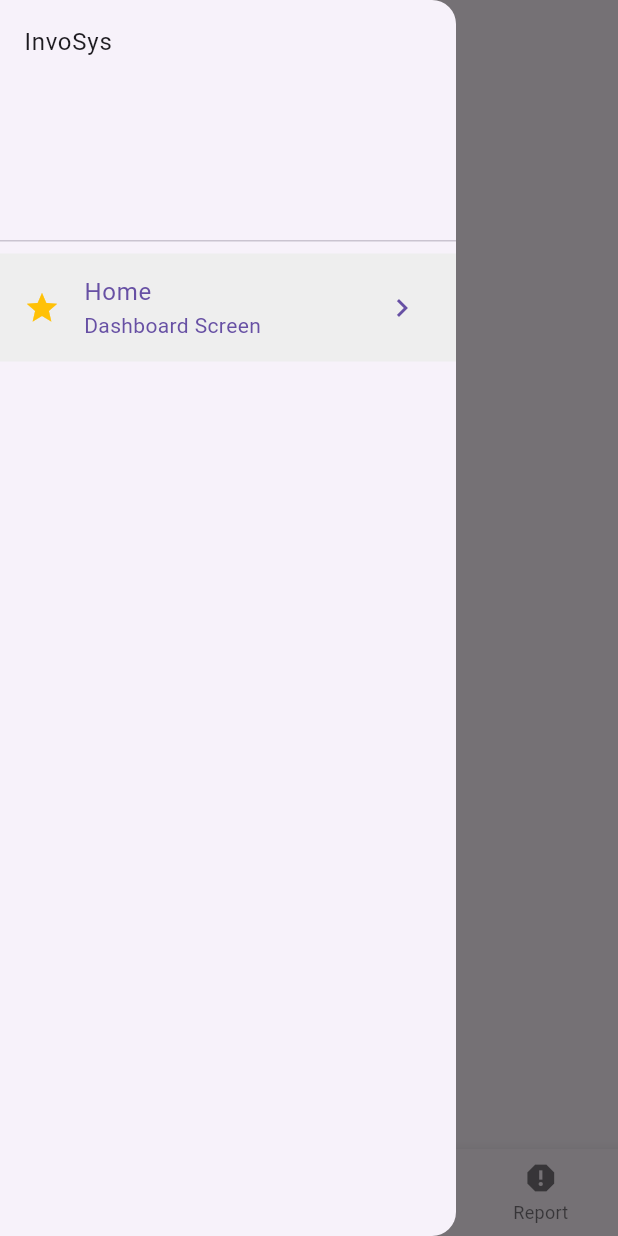
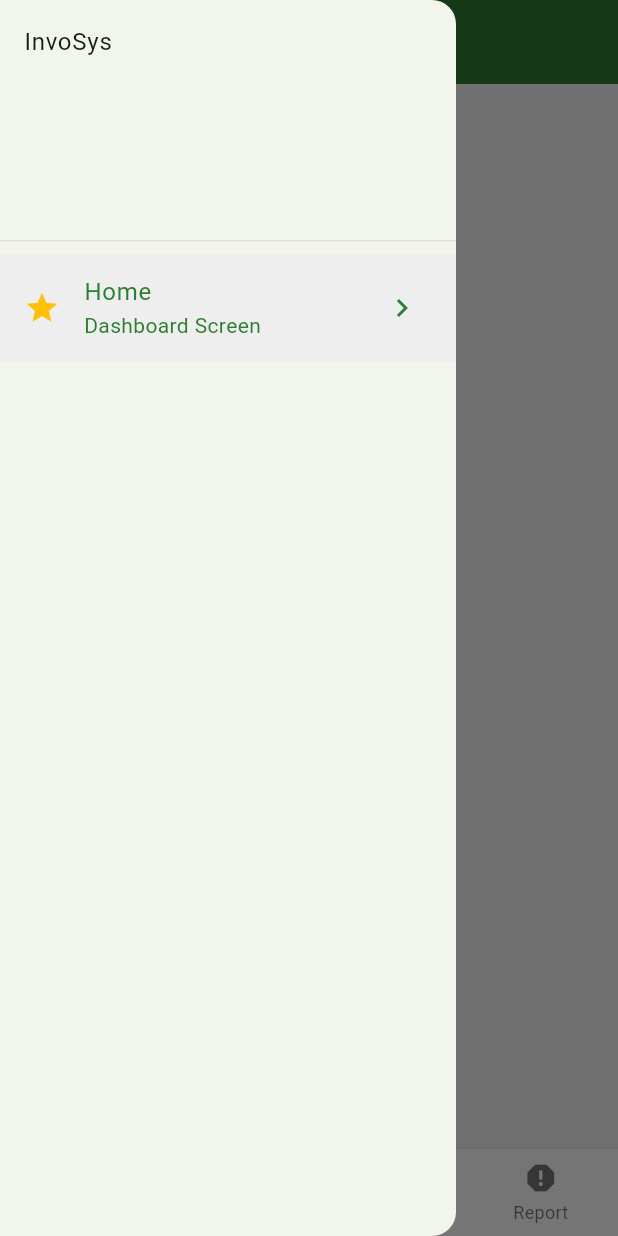
Before and after one commit to mehedienf/AmarDokan-flutter-project-for-university-course, a Flutter app: the screen it shows after launch, with the side drawer open, on a phone screen of 412 x 824 dp. Run offline on Flutter 3.47's test engine with Material 3 defaults, Android fonts, the phone set to English and light mode, and no system bars; our stand-ins replace firebase_core; accounts and stored records are empty.

Commit message:
feat: add app theme system with light and dark mode support. App Theme & Color Scheme (Material 3)

```diff
--- /dev/null
+++ b/lib/core/constants/app_colors.dart
@@ -0,0 +1,36 @@
+import 'package:flutter/material.dart';
+
+/// App এর সব colors এখানে define করা আছে
+/// একই জায়গায় থাকলে পরে color change করা সহজ হয়
+class AppColors {
+  AppColors._(); // Private constructor — এই class এর object create করা যাবে না
+
+  // Primary Brand Color (Amar Dokan এর main color)
+  static const Color primary = Color(0xFF2E7D32); // গাঢ় সবুজ — ব্যবসায়িক trust বোঝায়
+  static const Color primaryLight = Color(0xFF60AD5E);
+  static const Color primaryDark = Color(0xFF005005);
+
+  // Secondary Color (Accent)
+  static const Color secondary = Color(0xFFFF6F00); // কমলা — call-to-action buttons
+  static const Color secondaryLight = Color(0xFFFFA040);
+  static const Color secondaryDark = Color(0xFFC43E00);
+
+  // Status Colors
+  static const Color success = Color(0xFF4CAF50); // সবুজ — successful sale
+  static const Color warning = Color(0xFFFF9800); // কমলা — low stock warning
+  static const Color error = Color(0xFFE53935); // লাল — error messages
+  static const Color info = Color(0xFF2196F3); // নীল — info messages
+
+  // Neutral Colors (Background ও text এর জন্য)
+  static const Color background = Color(0xFFF5F5F5); // হালকা ধূসর background
+  static const Color surface = Color(0xFFFFFFFF); // Card এর background
+  static const Color textPrimary = Color(0xFF212121); // প্রধান text
+  static const Color textSecondary = Color(0xFF757575); // গৌণ text
+  static const Color divider = Color(0xFFE0E0E0); // Divider line
+
+  // Dashboard specific colors
+  static const Color salesCard = Color(0xFF1976D2); // Sales card color
+  static const Color profitCard = Color(0xFF388E3C); // Profit card color
+  static const Color stockCard = Color(0xFFF57C00); // Stock card color
+  static const Color lowStockCard = Color(0xFFD32F2F); // Low stock alert color
+}
--- /dev/null
+++ b/lib/core/theme/app_theme.dart
@@ -0,0 +1,158 @@
+import 'package:flutter/material.dart';
+import 'package:amar_dokan/core/constants/app_colors.dart';
+
+/// App এর Light ও Dark theme এখানে define করা আছে
+/// Material 3 (Material You) ব্যবহার করছি
+class AppTheme {
+  AppTheme._();
+
+  /// Light Theme
+  static ThemeData get lightTheme {
+    return ThemeData(
+      useMaterial3: true,
+      brightness: Brightness.light,
+
+      // Color Scheme — Material 3 এর নতুন system
+      colorScheme: ColorScheme.fromSeed(
+        seedColor: AppColors.primary,
+        brightness: Brightness.light,
+        primary: AppColors.primary,
+        secondary: AppColors.secondary,
+        error: AppColors.error,
+        surface: AppColors.surface,
+      ),
+
+      // AppBar Theme
+      appBarTheme: const AppBarTheme(
+        backgroundColor: AppColors.primary,
+        foregroundColor: Colors.white,
+        elevation: 0,
+        centerTitle: true,
+        titleTextStyle: TextStyle(
+          fontSize: 18,
+          fontWeight: FontWeight.w600,
+          color: Colors.white,
+        ),
+      ),
+
+      // Card Theme
+      cardTheme: CardThemeData(
+        elevation: 2,
+        shape: RoundedRectangleBorder(
+          borderRadius: BorderRadius.circular(12),
+        ),
+        color: AppColors.surface,
+      ),
+
+      // Elevated Button Theme
+      elevatedButtonTheme: ElevatedButtonThemeData(
+        style: ElevatedButton.styleFrom(
+          backgroundColor: AppColors.primary,
+          foregroundColor: Colors.white,
+          padding: const EdgeInsets.symmetric(horizontal: 24, vertical: 12),
+          shape: RoundedRectangleBorder(
+            borderRadius: BorderRadius.circular(8),
+          ),
+          textStyle: const TextStyle(
+            fontSize: 14,
+            fontWeight: FontWeight.w600,
+          ),
+        ),
+      ),
+
+      // Text Button Theme
+      textButtonTheme: TextButtonThemeData(
+        style: TextButton.styleFrom(
+          foregroundColor: AppColors.primary,
+          textStyle: const TextStyle(
+            fontSize: 14,
+            fontWeight: FontWeight.w600,
+          ),
+        ),
+      ),
+
+      // Input Field Theme
+      inputDecorationTheme: InputDecorationTheme(
+        filled: true,
+        fillColor: Colors.white,
+        contentPadding: const EdgeInsets.symmetric(horizontal: 16, vertical: 14),
+        border: OutlineInputBorder(
+          borderRadius: BorderRadius.circular(8),
+          borderSide: const BorderSide(color: AppColors.divider),
+        ),
+        enabledBorder: OutlineInputBorder(
+          borderRadius: BorderRadius.circular(8),
+          borderSide: const BorderSide(color: AppColors.divider),
+        ),
+        focusedBorder: OutlineInputBorder(
+          borderRadius: BorderRadius.circular(8),
+          borderSide: const BorderSide(color: AppColors.primary, width: 2),
+        ),
+        errorBorder: OutlineInputBorder(
+          borderRadius: BorderRadius.circular(8),
+          borderSide: const BorderSide(color: AppColors.error),
+        ),
+        labelStyle: const TextStyle(color: AppColors.textSecondary),
+      ),
+
+      // Bottom Navigation Bar Theme
+      bottomNavigationBarTheme: const BottomNavigationBarThemeData(
+        backgroundColor: AppColors.surface,
+        selectedItemColor: AppColors.primary,
+        unselectedItemColor: AppColors.textSecondary,
+        type: BottomNavigationBarType.fixed,
+        elevation: 8,
+      ),
+
+      // Divider Theme
+      dividerTheme: const DividerThemeData(
+        color: AppColors.divider,
+        thickness: 1,
+        space: 1,
+      ),
+
+      // Scaffold Background
+      scaffoldBackgroundColor: AppColors.background,
+    );
+  }
+
+  /// Dark Theme
+  static ThemeData get darkTheme {
+    return ThemeData(
+      useMaterial3: true,
+      brightness: Brightness.dark,
+
+      colorScheme: ColorScheme.fromSeed(
+        seedColor: AppColors.primary,
+        brightness: Brightness.dark,
+      ),
+
+      appBarTheme: const AppBarTheme(
+        backgroundColor: AppColors.primaryDark,
+        foregroundColor: Colors.white,
+        elevation: 0,
+        centerTitle: true,
+      ),
+
+      cardTheme: CardThemeData(
+        elevation: 2,
+        shape: RoundedRectangleBorder(
+          borderRadius: BorderRadius.circular(12),
+        ),
+      ),
+
+      elevatedButtonTheme: ElevatedButtonThemeData(
+        style: ElevatedButton.styleFrom(
+          backgroundColor: AppColors.primaryLight,
+          foregroundColor: Colors.white,
+          padding: const EdgeInsets.symmetric(horizontal: 24, vertical: 12),
+          shape: RoundedRectangleBorder(
+            borderRadius: BorderRadius.circular(8),
+          ),
+        ),
+      ),
+
+      scaffoldBackgroundColor: const Color(0xFF121212),
+    );
+  }
+}
--- a/lib/main.dart
+++ b/lib/main.dart
@@ -6,6 +6,7 @@ import 'package:amar_dokan/firebase_options.dart';
 
 import 'package:amar_dokan/providers/product_provider.dart';
 import 'package:amar_dokan/core/providers/navigation_provider.dart';
+import 'package:amar_dokan/core/theme/app_theme.dart';
 import 'package:amar_dokan/app/app.dart';
 
 void main() async {
@@ -36,7 +37,9 @@ class MyApp extends StatelessWidget {
     return MaterialApp(
       debugShowCheckedModeBanner: false,
       title: 'Amar Dokan',
-      theme: ThemeData(primarySwatch: Colors.blue),
+      theme: AppTheme.lightTheme,
+      darkTheme: AppTheme.darkTheme,
+      themeMode: ThemeMode.system,
       home: const MainApp(),
     );
   }
```
Also changed, not shown: lib/core/theme/text_styles.dart (added, +92 -0 lines), 1 other file.
